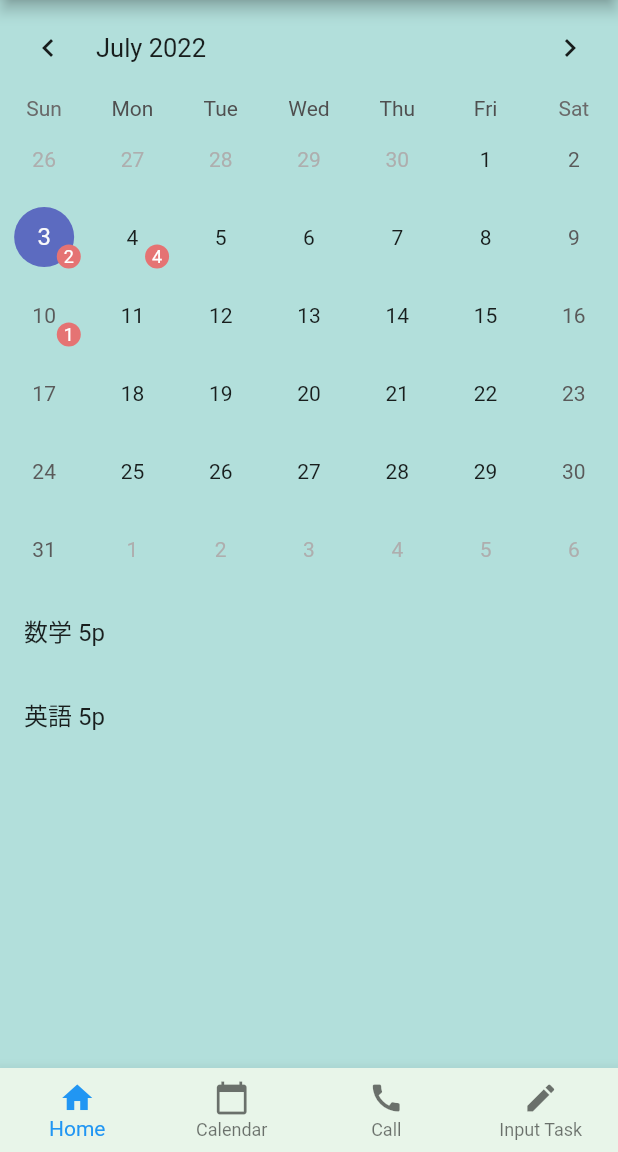
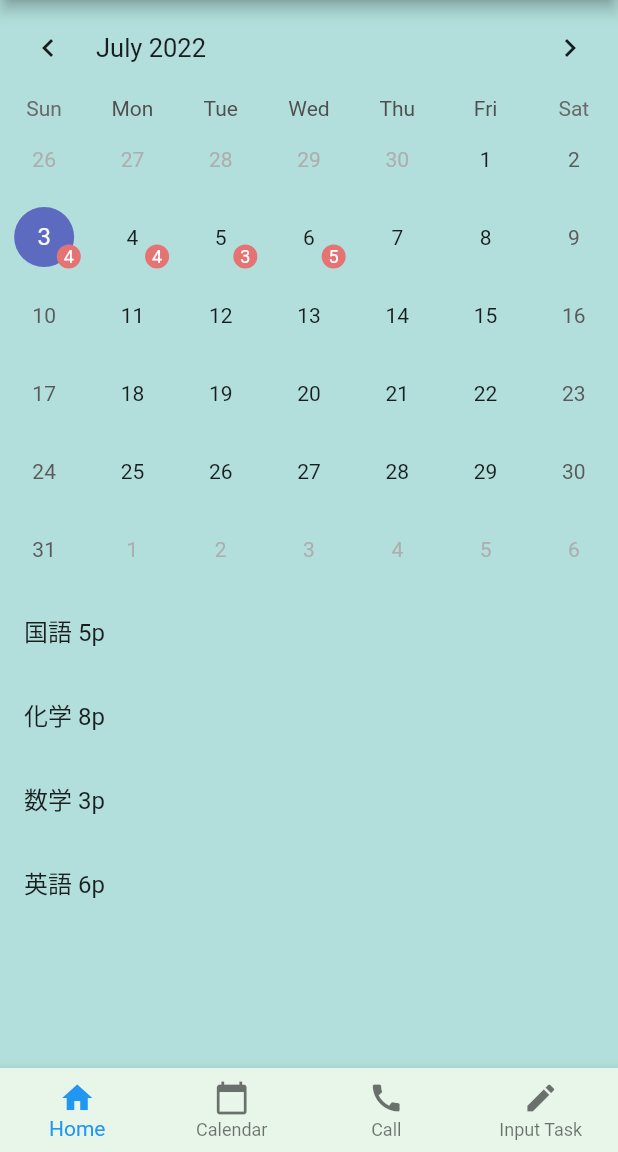
Before and after one commit to beso610/benesse_task_app, a Flutter app: the CalendarScreen screen opened by its route, on a phone screen of 412 x 824 dp, the part 84-1236 px from its top. Run offline on Flutter 3.47's test engine with Material 2 defaults, Android fonts, the phone set to English and light mode, and no system bars; drawn by our look-alikes of table_calendar.

Commit message:
データを追加

```diff
--- a/lib/ui/calendar.dart
+++ b/lib/ui/calendar.dart
@@ -7,9 +7,9 @@ import 'dart:collection';
 import 'home.dart';
 import 'input_task.dart';
 import 'video.dart';
+import 'data.dart';
 
 class CalendarScreen extends StatefulWidget {
-  static const String id = 'welcome_screen';
   @override
   _CalendarScreenState createState() => _CalendarScreenState();
 }
@@ -37,16 +37,29 @@ class _CalendarScreenState extends State<CalendarScreen> {
     _selectedDay = _focusedDay;
     //サンプルのイベントリスト
     _eventsList = {
-      //DateTime.now().subtract(Duration(days: 2)): ['数学 5p', '英語 5p'],
-      DateTime.now(): ['数学 5p', '英語 5p'],
+      DateTime.now(): [
+        '国語 5p',
+        '化学 8p',
+        '数学 3p',
+        '英語 6p',
+      ],
       DateTime.now().add(Duration(days: 1)): [
-        '数学 5p',
-        '英語 5p',
+        '国語 2p',
+        '化学 4p',
+        '数学 3p',
+        '英語 6p',
+      ],
+      DateTime.now().add(Duration(days: 2)): [
+        '国語 2p',
+        '物理 4p',
+        '数学 3p',
+      ],
+      DateTime.now().add(Duration(days: 3)): [
+        '日本史 2p',
+        '世界史 4p',
+        '数学 3p',
         '物理 3p',
-        '化学 2p'
-      ],
-      DateTime.now().add(Duration(days: 7)): [
-        '数学 10p'
+        '生物 3p',
       ],
     };
   }
```
